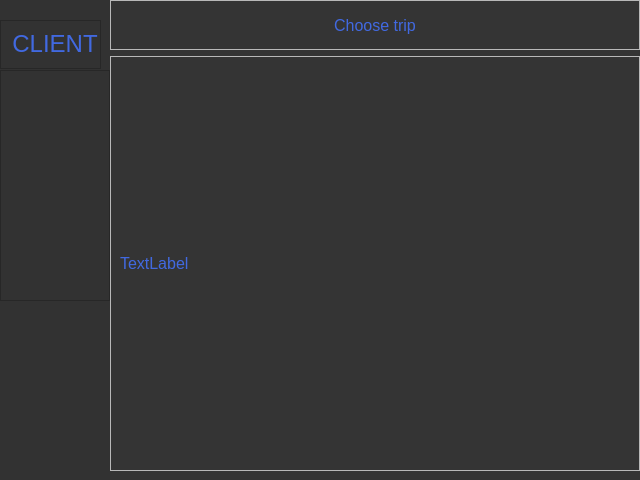
Old version of the form Application/Resources/interfaces/client_panel.ui in the repository MateuszPason/Cruise_trips.
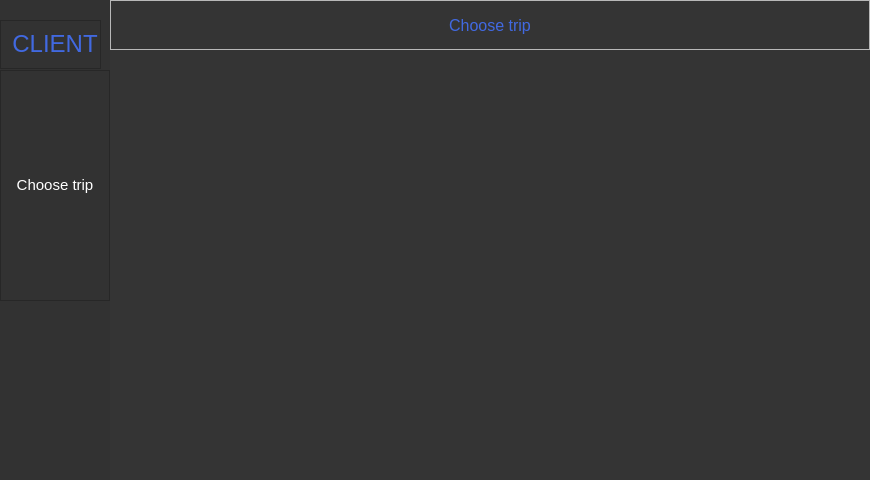
New version of the form.

Commit message: user can scrool down through all available trips

What changed in the file:
```diff
--- a/Application/Resources/interfaces/client_panel.ui
+++ b/Application/Resources/interfaces/client_panel.ui
@@ -6,13 +6,13 @@
    <rect>
     <x>0</x>
     <y>0</y>
-    <width>640</width>
+    <width>870</width>
     <height>480</height>
    </rect>
   </property>
   <property name="minimumSize">
    <size>
-    <width>640</width>
+    <width>870</width>
     <height>480</height>
    </size>
   </property>
@@ -145,6 +145,19 @@
        <property name="bottomMargin">
         <number>0</number>
        </property>
+       <item>
+        <widget class="QPushButton" name="open_trips_button">
+         <property name="minimumSize">
+          <size>
+           <width>0</width>
+           <height>40</height>
+          </size>
+         </property>
+         <property name="text">
+          <string>Choose trip</string>
+         </property>
+        </widget>
+       </item>
       </layout>
      </widget>
      <widget class="QFrame" name="Who_are_you">
@@ -260,6 +273,9 @@
         </widget>
         <widget class="QWidget" name="page">
          <layout class="QVBoxLayout" name="verticalLayout_3">
+          <property name="spacing">
+           <number>0</number>
+          </property>
           <property name="leftMargin">
            <number>0</number>
           </property>
@@ -269,11 +285,14 @@
           <property name="rightMargin">
            <number>0</number>
           </property>
+          <property name="bottomMargin">
+           <number>0</number>
+          </property>
           <item>
-           <widget class="QFrame" name="Info_frame">
-            <property name="maximumSize">
+           <widget class="QFrame" name="frame">
+            <property name="minimumSize">
              <size>
-              <width>16777215</width>
+              <width>0</width>
               <height>50</height>
              </size>
             </property>
@@ -283,9 +302,9 @@
             <property name="frameShadow">
              <enum>QFrame::Raised</enum>
             </property>
-            <layout class="QHBoxLayout" name="horizontalLayout_3">
+            <layout class="QVBoxLayout" name="verticalLayout_4">
              <item>
-              <widget class="QLabel" name="Info_label">
+              <widget class="QLabel" name="label">
                <property name="text">
                 <string>Choose trip</string>
                </property>
@@ -298,22 +317,28 @@
            </widget>
           </item>
           <item>
-           <widget class="QFrame" name="Load_trips_here">
-            <property name="frameShape">
-             <enum>QFrame::StyledPanel</enum>
+           <widget class="QScrollArea" name="scrollArea">
+            <property name="styleSheet">
+             <string notr="true">background-color: #343434;
+border: 0px solid black;</string>
             </property>
             <property name="frameShadow">
-             <enum>QFrame::Raised</enum>
+             <enum>QFrame::Sunken</enum>
             </property>
-            <layout class="QVBoxLayout" name="verticalLayout_4">
-             <item>
-              <widget class="QLabel" name="label_2">
-               <property name="text">
-                <string>TextLabel</string>
-               </property>
-              </widget>
-             </item>
-            </layout>
+            <property name="widgetResizable">
+             <bool>true</bool>
+            </property>
+            <widget class="QWidget" name="scrollAreaWidgetContents">
+             <property name="geometry">
+              <rect>
+               <x>0</x>
+               <y>0</y>
+               <width>760</width>
+               <height>430</height>
+              </rect>
+             </property>
+             <layout class="QGridLayout" name="gridLayout"/>
+            </widget>
            </widget>
           </item>
          </layout>
```
Left out of the diff: 2 changed lines with no effect on the pictures. The commit also changes 1 other file.
